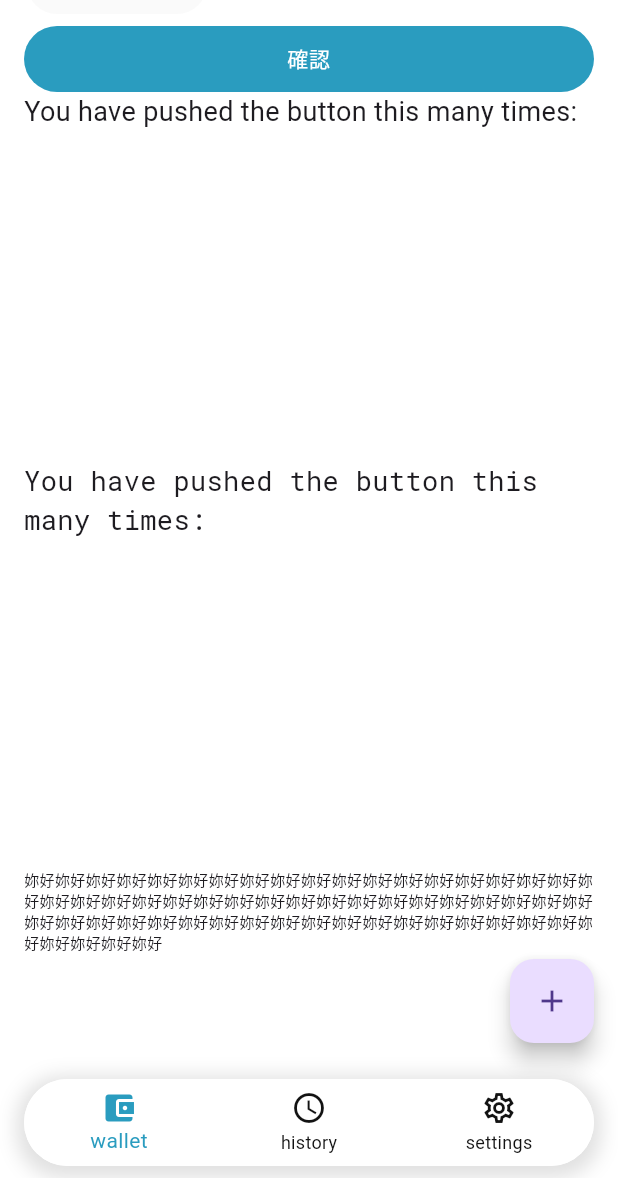
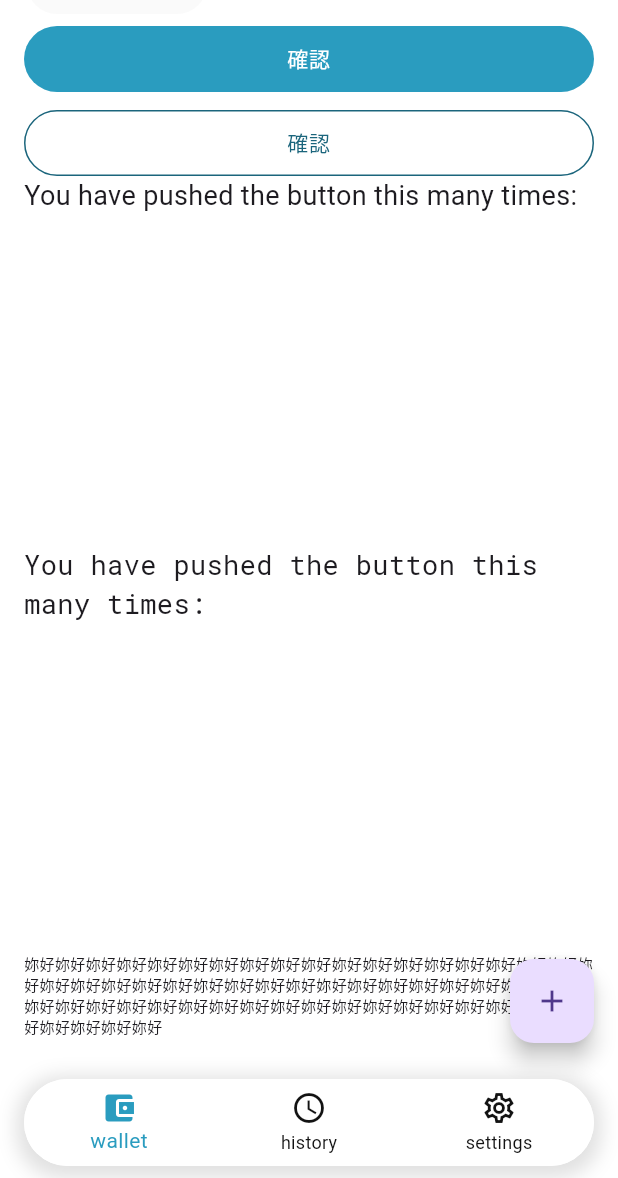
Before and after one commit to jun870805/blockchain_wallet, a Flutter app: the screen it shows after launch, on a phone screen of 412 x 824 dp, the part 58-1236 px from its top. Run offline on Flutter 3.47's test engine with Material 2 defaults, Android fonts, the phone set to English and light mode, and no system bars; drawn by our look-alikes of auto_size_text; our stand-ins replace flutter_riverpod, flutter_spinkit, shared_preferences; Roboto replaces fonts that are missing (MicrosoftJhengHei).

Commit message:
增加secondary button component

````diff
--- a/lib/features/wallet/presentation/screens/wallet_page.dart
+++ b/lib/features/wallet/presentation/screens/wallet_page.dart
@@ -49,6 +49,12 @@ class _WalletPageState extends State<WalletPage> {
     return BWListView(
       children: <Widget>[
         BWPrimaryButton(
+          size: ButtonSize.M,
+          text: '確認',
+          onPressed: _openDialog,
+        ),
+        const SizedBox(height: 12),
+        BWSecondaryButton(
           size: ButtonSize.M,
           text: '確認',
           onPressed: _openDialog,
--- a/lib/shared/components/button/button.dart
+++ b/lib/shared/components/button/button.dart
@@ -1,6 +1,7 @@
 export './dropdown_button.dart';
 export './icon_button.dart';
 export './primary_button.dart';
+export './secondary_button.dart';
 
 // 按鈕大小類型
 enum ButtonSize { S, M, L }
--- /dev/null
+++ b/lib/shared/components/button/secondary_button.dart
@@ -0,0 +1,260 @@
+import 'package:flutter/material.dart';
+import 'package:auto_size_text/auto_size_text.dart';
+import 'package:flutter_spinkit/flutter_spinkit.dart';
+import './button.dart';
+import '../../styles/styles.dart';
+
+double _getHeight(BuildContext context, ButtonSize size) {
+  switch (size) {
+    case ButtonSize.S:
+      return 36;
+    case ButtonSize.M:
+      return 44;
+    case ButtonSize.L:
+      return 56;
+  }
+}
+
+double _getMinWidth(BuildContext context, ButtonSize size) {
+  switch (size) {
+    case ButtonSize.S:
+      return 141;
+    case ButtonSize.M:
+      return 150;
+    case ButtonSize.L:
+      return 150;
+  }
+}
+
+double _getSpinKitSize(BuildContext context, ButtonSize size) {
+  switch (size) {
+    case ButtonSize.S:
+      return 12;
+    case ButtonSize.M:
+      return 15;
+    case ButtonSize.L:
+      return 18;
+  }
+}
+
+EdgeInsets _getPadding(BuildContext context, ButtonSize size) {
+  switch (size) {
+    case ButtonSize.S:
+      return const EdgeInsets.symmetric(
+        horizontal: 16.0,
+      );
+    case ButtonSize.M:
+      return const EdgeInsets.symmetric(
+        horizontal: 24.0,
+      );
+    case ButtonSize.L:
+      return const EdgeInsets.symmetric(
+        horizontal: 32.0,
+      );
+  }
+}
+
+const BorderRadius _kBorderRadius = BorderRadius.all(
+  Radius.circular(35.0),
+);
+
+Border _getButtonBorder(
+  BuildContext context,
+  bool disabled,
+  bool heldDown,
+) {
+  BWThemeData themeData = Theme.of(context).extension<BWThemeData>()!;
+
+  Color color = themeData.color.secondary;
+
+  if (disabled) color = themeData.color.background02;
+  if (heldDown) color = themeData.color.secondaryShade;
+
+  return Border.all(
+    color: color,
+    width: 1.0,
+  );
+}
+
+Color _getButtonBackgroundColor(BuildContext context) {
+  BWThemeData themeData = Theme.of(context).extension<BWThemeData>()!;
+
+  return themeData.color.background;
+}
+
+Color _getSpinKitColor(BuildContext context) {
+  BWThemeData themeData = Theme.of(context).extension<BWThemeData>()!;
+
+  return themeData.color.secondary;
+}
+
+TextStyle _getTextStyle(
+  BuildContext context,
+  ButtonSize size,
+  bool disabled,
+  bool heldDown,
+) {
+  BWThemeData themeData = Theme.of(context).extension<BWThemeData>()!;
+
+  Color color = themeData.color.secondary;
+
+  if (disabled) color = themeData.color.placeholder;
+  if (heldDown) color = themeData.color.secondaryShade;
+
+  switch (size) {
+    case ButtonSize.S:
+      return themeData.typography.buttonSmallRegular.apply(
+        color: color,
+      );
+    case ButtonSize.M:
+      return themeData.typography.buttonMediumRegular.apply(
+        color: color,
+      );
+    case ButtonSize.L:
+      return themeData.typography.buttonLargeRegular.apply(
+        color: color,
+      );
+  }
+}
+
+class BWSecondaryButton extends StatefulWidget {
+  /// ## Secondary Button 次按鈕
+  /// ### Parameters:
+  /// * **size**(ButtonSize,_optional_): 按鈕大小(可選S、M、L)
+  /// * **onPressed**(VoidCallback,_optional_): 點擊事件
+  /// * **text**(String,***required***): 顯示文字
+  /// * **isLoading**(bool,_optional_): 是否載入中(預設false)
+  /// * **isDisabled**(bool,_optional_): 是否禁止點擊(預設false)
+  ///
+  /// ### Example:
+  /// ```dart
+  /// BWSecondaryButton(
+  ///   text: 'Cancel',
+  ///   onPressed: (){
+  ///     print('on Pressed OK button');
+  ///   },
+  /// );
+  /// ```
+  const BWSecondaryButton({
+    super.key,
+    required this.size,
+    this.onPressed,
+    this.text,
+    this.isLoading = false,
+    this.isDisabled = false,
+  });
+
+  /// 按鈕大小(可選S、M、L)
+  final ButtonSize size;
+
+  /// 點擊事件
+  final VoidCallback? onPressed;
+
+  /// 顯示文字
+  final String? text;
+
+  /// 是否載入中(預設false)
+  final bool isLoading;
+
+  /// 是否禁止點擊(預設false)
+  final bool isDisabled;
+
+  @override
+  State<BWSecondaryButton> createState() => _BWSecondaryButtonState();
+}
+
+class _BWSecondaryButtonState extends State<BWSecondaryButton> {
+  // 是否按下按鈕
+  bool _isHeldDown = false;
+
+  void _handleTapDown(TapDownDetails event) {
+    if (widget.isDisabled || widget.isLoading) return;
+    if (!_isHeldDown) {
+      _isHeldDown = true;
+    }
+    setState(() {});
+  }
+
+  void _handleTapUp(TapUpDetails event) {
+    if (widget.isDisabled || widget.isLoading) return;
+    if (_isHeldDown) {
+      _isHeldDown = false;
+    }
+    setState(() {});
+  }
+
+  void _handleTapCancel() {
+    if (widget.isDisabled || widget.isLoading) return;
+    if (_isHeldDown) {
+      _isHeldDown = false;
+    }
+    setState(() {});
+  }
+
+  Widget _buildLoadingView(BuildContext context) {
+    return SpinKitThreeBounce(
+      color: _getSpinKitColor(context),
+      size: _getSpinKitSize(context, widget.size),
+    );
+  }
+
+  Widget _buildButtonBody(BuildContext context) {
+    return Padding(
+      padding: _getPadding(context, widget.size),
+      child: AutoSizeText(
+        widget.text ?? '',
+        style: _getTextStyle(
+          context,
+          widget.size,
+          widget.isDisabled,
+          _isHeldDown,
+        ),
+        maxLines: 1,
+        minFontSize: 10,
+        wrapWords: false,
+        textAlign: TextAlign.center,
+        overflow: TextOverflow.ellipsis,
+      ),
+    );
+  }
+
+  Widget _buildButton(BuildContext context) {
+    return Container(
+      height: _getHeight(context, widget.size),
+      constraints: BoxConstraints(
+        minWidth: _getMinWidth(context, widget.size),
+      ),
+      decoration: BoxDecoration(
+        color: _getButtonBackgroundColor(context),
+        border: _getButtonBorder(
+          context,
+          widget.isDisabled,
+          _isHeldDown,
+        ),
+        borderRadius: _kBorderRadius,
+      ),
+      child: Align(
+        widthFactor: 1.0,
+        heightFactor: 1.0,
+        child: widget.isLoading
+            ? _buildLoadingView(context)
+            : _buildButtonBody(context),
+      ),
+    );
+  }
+
+  @override
+  Widget build(BuildContext context) {
+    if (widget.isDisabled || widget.isLoading) {
+      return _buildButton(context);
+    }
+
+    return GestureDetector(
+      onTap: widget.onPressed,
+      onTapDown: _handleTapDown,
+      onTapUp: _handleTapUp,
+      onTapCancel: _handleTapCancel,
+      child: _buildButton(context),
+    );
+  }
+}
````
